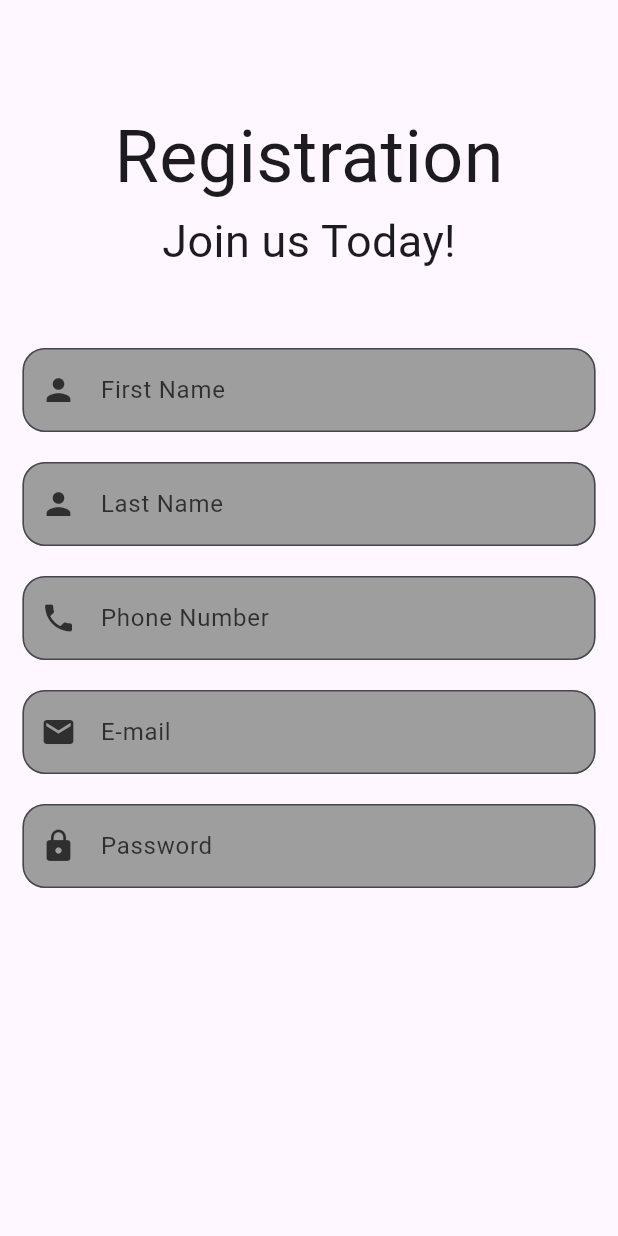
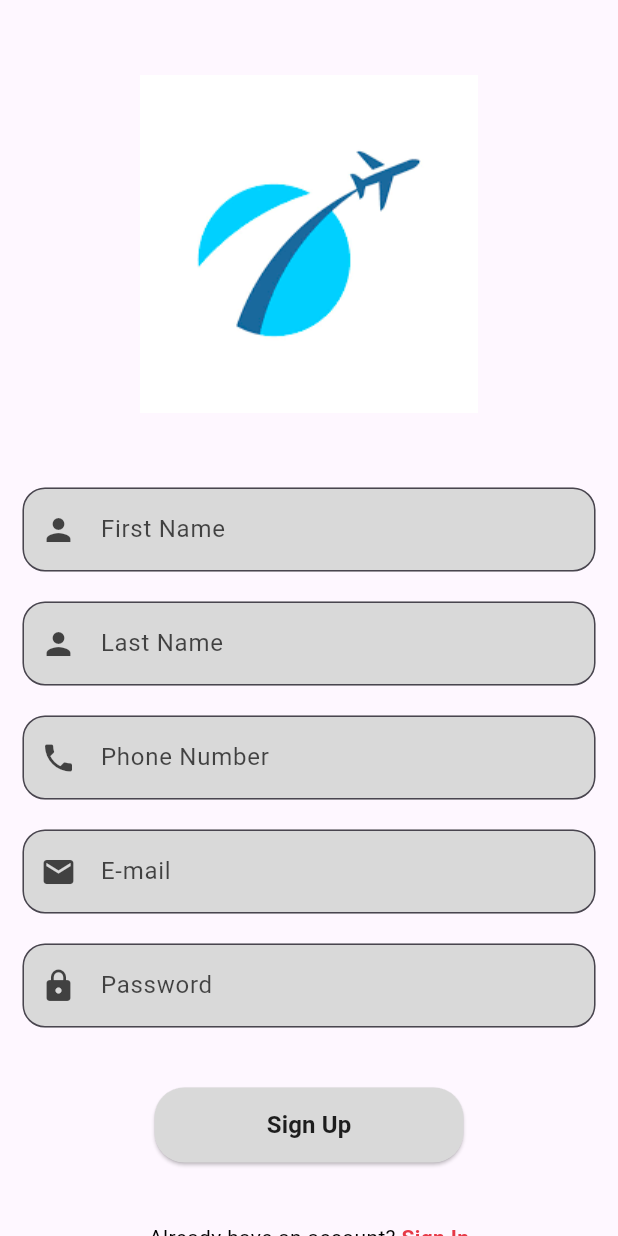
Before and after one commit to Weshy984/Final_Year_Project, a Flutter app: the screen it shows after launch, on a phone screen of 412 x 824 dp. Run offline on Flutter 3.47's test engine with Material 3 defaults, Android fonts, the light colour scheme and no system bars; our stand-ins replace animated_splash_screen, flutter_svg.

Commit message:
Add missing screens and buttons

```diff
--- a/lib/auth/signup.dart
+++ b/lib/auth/signup.dart
@@ -1,5 +1,7 @@
 import 'package:flutter/material.dart';
+import 'package:tiqiti/auth/signin.dart';
 import 'package:tiqiti/reusable_widgets/reusable_widgets.dart';
+import 'package:tiqiti/screens/home_screen.dart';
 
 class SignUpScreen extends StatefulWidget {
   const SignUpScreen({super.key});
@@ -27,22 +29,9 @@
             child: Column(
               children: [
                 const SizedBox(
-                  height: 70,
+                  height: 50,
                 ),
-                const Row(
-                  mainAxisAlignment: MainAxisAlignment.center,
-                  children: [
-                    Text("Registration", style: TextStyle(
-                        fontSize: 48, fontWeight: FontWeight.w400),)
-                  ],
-                ),
-                const Row(
-                  mainAxisAlignment: MainAxisAlignment.center,
-                  children: [
-                    Text("Join us Today!", style: TextStyle(
-                        fontSize: 30, fontWeight: FontWeight.w400),)
-                  ],
-                ),
+                const Image(image: AssetImage("assets/images/logo.png")),
                 const SizedBox(
                   height: 50,
                 ),
@@ -78,11 +67,45 @@
                   padding: const EdgeInsets.only(left: 15,right: 15),
                   child: reusableTextField("Password", Icons.lock, true, _passwordTextController),
                 ),
+                const SizedBox(
+                  height: 30,
+                ),
+                Center(
+                  child: signInSignUpBtn(context, false, (){
+                    Navigator.push(context,
+                        MaterialPageRoute(builder: (context)=>const HomeScreen()));
+                  }),
+                ),
+                const SizedBox(
+                  height: 20,
+                ),
+                signInOption(),
+                const SizedBox(
+                  height: 50,
+                ),
               ],
             ),
           ),
+        ),
+    );
+  }
+  Row signInOption(){
+    return Row(
+      mainAxisAlignment: MainAxisAlignment.center,
+      children: [
+        const Text("Already have an account? ",
+          style: TextStyle(color: Colors.black),
+        ),
+        GestureDetector(
+          onTap: (){
+            Navigator.push(context,
+              MaterialPageRoute(builder: (context)=>const SignIn()));
+          },
+          child: const Text("Sign In",
+            style: TextStyle(color: Color(0XFFE63946), fontWeight: FontWeight.bold),
+          ),
         )
-
+      ],
     );
   }
 }
--- a/lib/reusable_widgets/reusable_widgets.dart
+++ b/lib/reusable_widgets/reusable_widgets.dart
@@ -17,7 +17,7 @@ TextField reusableTextField(String text, IconData icon, bool isPasswordType, Tex
         labelStyle: TextStyle(color: Colors.black.withOpacity(0.7)),
         filled: true,
         floatingLabelBehavior: FloatingLabelBehavior.never,
-        fillColor: Colors.grey,
+        fillColor: const Color(0xffd9d9d9),
 
         border: OutlineInputBorder(
             borderRadius: BorderRadius.circular(15.0),
@@ -32,10 +32,33 @@ TextField reusableTextField(String text, IconData icon, bool isPasswordType, Tex
 Container signInSignUpBtn (
     BuildContext context, bool isLogin, Function onTap){
   return Container(
-    width: MediaQuery.of(context).size.width,
+    width: MediaQuery.of(context).size.width*0.5,
     height: 50,
     margin: const EdgeInsets.fromLTRB(0, 10, 0, 20),
     decoration: BoxDecoration(borderRadius: BorderRadius.circular(90)),
+    child: ElevatedButton(
+      onPressed: (){
+        onTap();
+      },
+      style: ButtonStyle(
+        backgroundColor: MaterialStateProperty.resolveWith((states){
+          if(states.contains(MaterialState.pressed)){
+            return const Color(0xff1D3557);
+          }
+            return const Color(0xffd9d9d9);
+        }),
+        shape: MaterialStateProperty.all<RoundedRectangleBorder>(
+            RoundedRectangleBorder(borderRadius: BorderRadius.circular(20)))
+      ),
+      child: Text(
+        isLogin ? "Sign In" : "Sign Up",
+        style: const TextStyle(
+          color: Colors.black87,
+          fontWeight: FontWeight.bold,
+          fontSize: 16,
+        ),
+      ),
+    ),
 
   );
 }
--- a/pubspec.yaml
+++ b/pubspec.yaml
@@ -35,6 +35,7 @@ dependencies:
   # The following adds the Cupertino Icons font to your application.
   # Use with the CupertinoIcons class for iOS style icons.
   cupertino_icons: ^1.0.2
+  fluentui_icons:
   flutter_svg: ^2.0.7
   animated_splash_screen: ^1.3.0
   firebase_core: ^2.22.0
```
Also changed, not shown: lib/auth/signin.dart (+72 -0 lines), lib/screens/home_screen.dart (added, +15 -0 lines), assets/images/logo.png (added), pubspec.lock.
